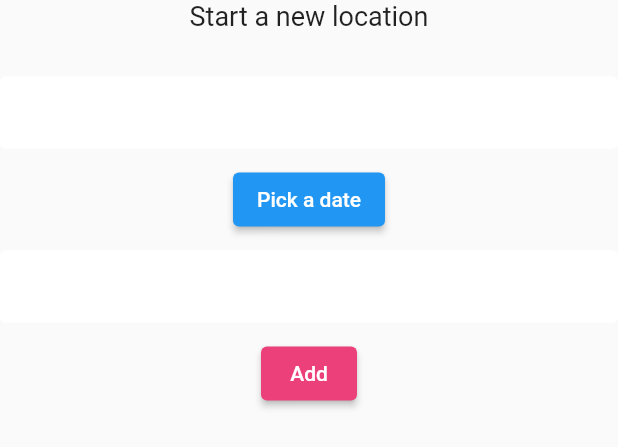
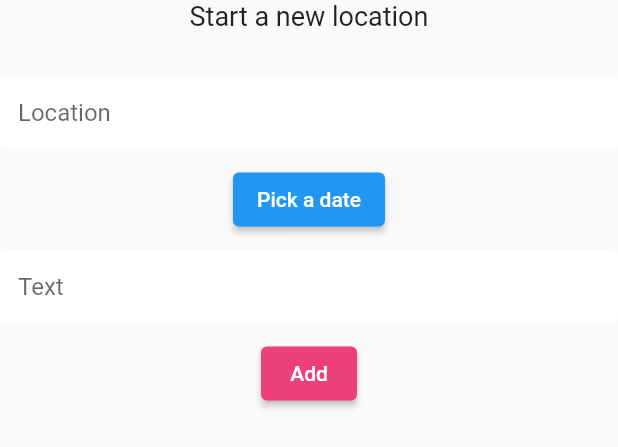
Before and after one commit to Lava-Iris/Travile, a Flutter app: the NewLocationForm widget shown alone on an empty page, opened directly with empty values, on a phone screen of 412 x 824 dp. Shown: the top 447 px of the screen. Run offline on Flutter 3.47's test engine with Material 2 defaults, Android fonts, the phone set to English and light mode, and no system bars; our stand-ins replace cloud_firestore, firebase_auth, firebase_core, flutter_spinkit, google_maps_flutter, google_sign_in; accounts and stored records are empty.

Commit message:
added hint text to text fields in forms

```diff
--- a/lib/screens/forms/new_location_form.dart
+++ b/lib/screens/forms/new_location_form.dart
@@ -32,7 +32,7 @@ class _NewLocationFormState extends State<NewLocationForm> {
           ),
           const SizedBox(height: 30.0),
           TextFormField(
-            decoration: textInputDecoration,
+            decoration: textInputDecoration.copyWith(hintText: "Location"),
             validator: (val) => val!.isEmpty ? 'Please enter a name' : null,
             onChanged: (val) => setState(() => _name = val),
           ),
@@ -59,7 +59,7 @@ class _NewLocationFormState extends State<NewLocationForm> {
           // ),
           const SizedBox(height: 10.0),
           TextFormField(
-            decoration: textInputDecoration,
+            decoration: textInputDecoration.copyWith(hintText: "Text"),
             validator: (val) => val!.isEmpty ? 'Please enter a text' : null,
             onChanged: (val) => setState(() => _text = val),
           ),
--- a/lib/screens/forms/new_trip_form.dart
+++ b/lib/screens/forms/new_trip_form.dart
@@ -29,7 +29,7 @@ class _NewTripFormState extends State<NewTripForm> {
           ),
           const SizedBox(height: 30.0),
           TextFormField(
-            decoration: textInputDecoration,
+            decoration: textInputDecoration.copyWith(hintText: "Trip Name"),
             validator: (val) => val!.isEmpty ? 'Please enter a name' : null,
             onChanged: (val) => setState(() => _name = val),
           ),
@@ -47,7 +47,7 @@ class _NewTripFormState extends State<NewTripForm> {
                 _date = date!;
               });});
             },
-          child: const Text("Pick a date"),
+            child: const Text("Pick a date"),
           ),
           // TextFormField(
           //   decoration: textInputDecoration,
```
